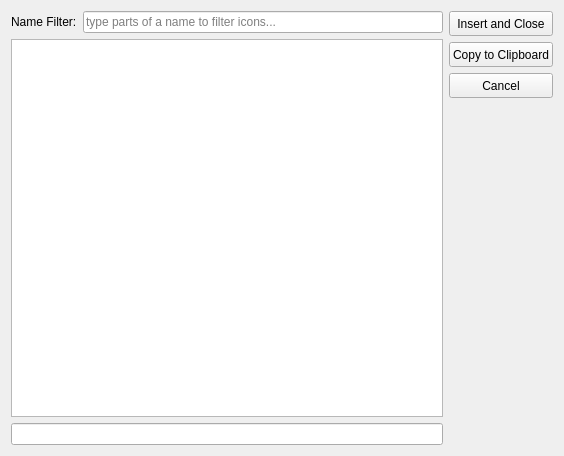
Before: the Qt Designer form Qitom/ui/dialogIconBrowser.ui in itom-project/itom, drawn with Qt 5.
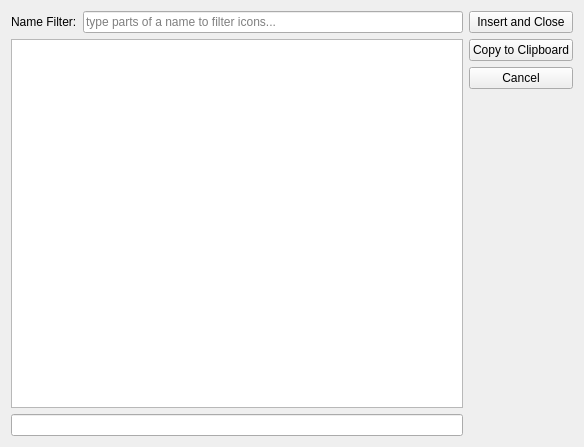
After: the same form once the commit is applied.

Diff of the .ui file:
```diff
--- a/Qitom/ui/dialogIconBrowser.ui
+++ b/Qitom/ui/dialogIconBrowser.ui
@@ -6,8 +6,8 @@
    <rect>
     <x>0</x>
     <y>0</y>
-    <width>564</width>
-    <height>456</height>
+    <width>584</width>
+    <height>447</height>
    </rect>
   </property>
   <property name="windowTitle">
@@ -71,12 +71,6 @@
     <layout class="QVBoxLayout" name="verticalLayout">
      <item>
       <widget class="QPushButton" name="pushButtonInsert">
-       <property name="minimumSize">
-        <size>
-         <width>0</width>
-         <height>25</height>
-        </size>
-       </property>
        <property name="text">
         <string>Insert and Close</string>
        </property>
@@ -87,12 +81,6 @@
      </item>
      <item>
       <widget class="QPushButton" name="pushButtonClipboard">
-       <property name="minimumSize">
-        <size>
-         <width>0</width>
-         <height>25</height>
-        </size>
-       </property>
        <property name="text">
         <string>Copy to Clipboard</string>
        </property>
@@ -103,12 +91,6 @@
      </item>
      <item>
       <widget class="QPushButton" name="cancelButton">
-       <property name="minimumSize">
-        <size>
-         <width>0</width>
-         <height>25</height>
-        </size>
-       </property>
        <property name="text">
         <string>Cancel</string>
        </property>
```
